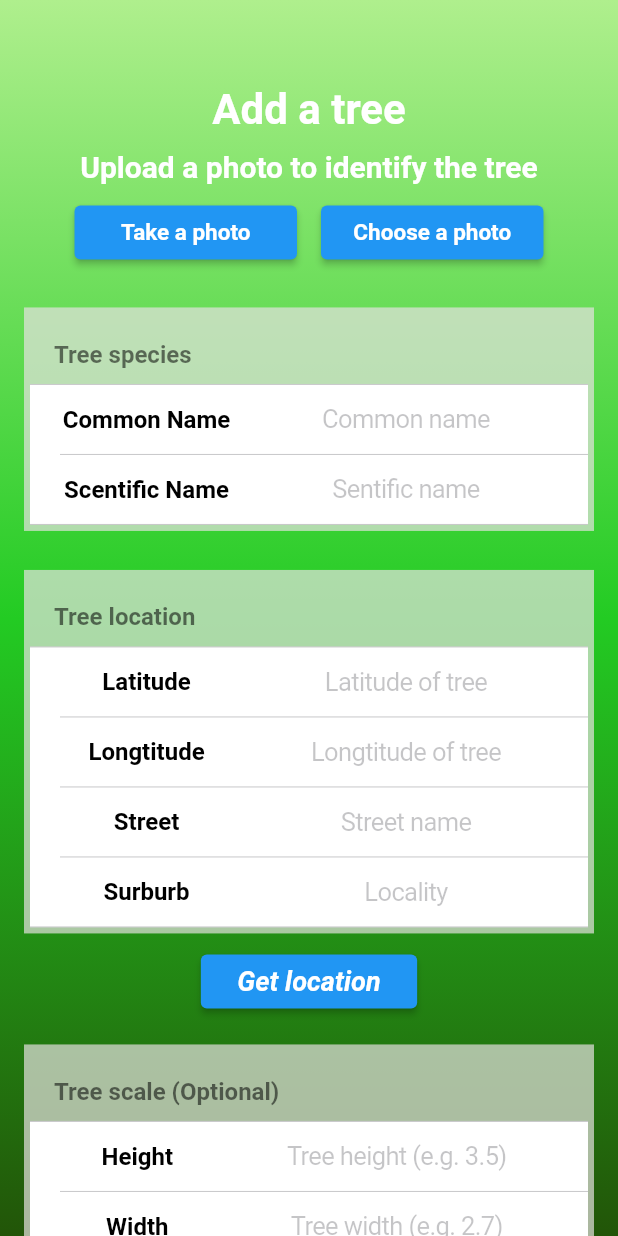
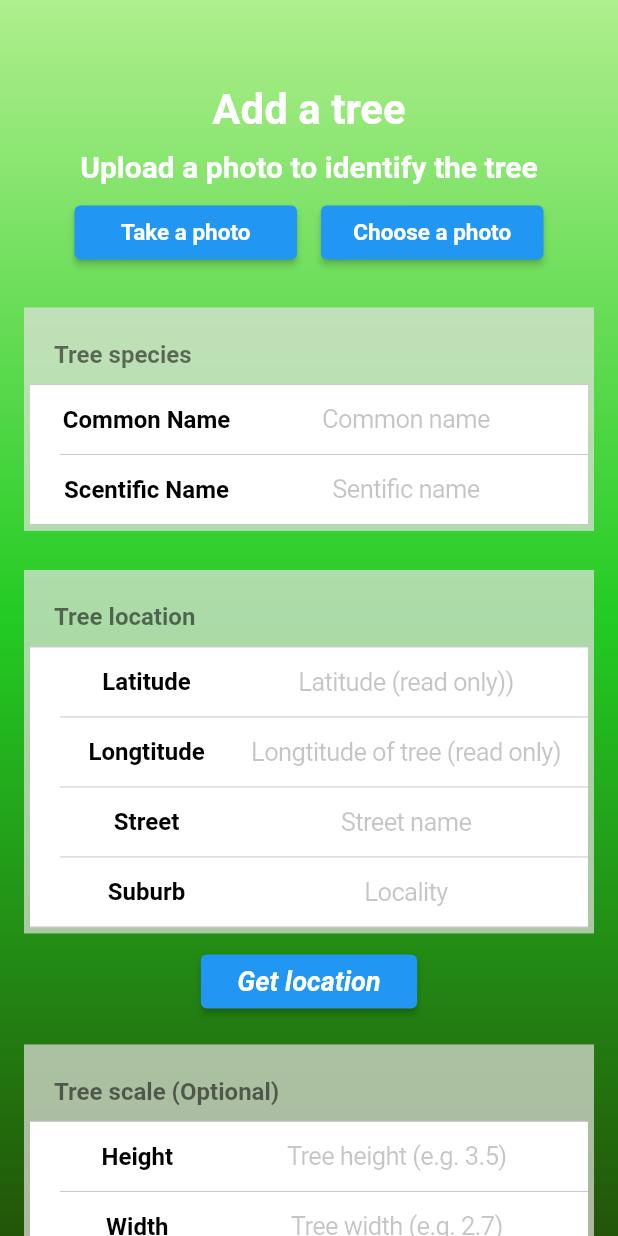
Before and after one commit to billzhao1030/Urban-Forest, a Flutter app: the AddTree screen opened directly, on a phone screen of 412 x 824 dp. Run offline on Flutter 3.47's test engine with Material 2 defaults, Android fonts, the phone set to English and light mode, and no system bars; our stand-ins replace animated_splash_screen, camera, cloud_firestore, firebase_auth, firebase_core, flutter_map and 6 more; accounts and stored records are empty.

Commit message:
access level create and form request class

```diff
--- a/lib/utils/reference.dart
+++ b/lib/utils/reference.dart
@@ -13,3 +13,6 @@ const apiAIRecognition = "https://my-api.plantnet.org/v2/identify/all?api-key=$a
 
 const String loggedInEmail = "UserEmail";
 const String loggedInPassword = "UserPassword";
+const String loggedInUID = "UserUID";
+
+int globalLevel = 1;
--- a/lib/view/account/sign_in.dart
+++ b/lib/view/account/sign_in.dart
@@ -167,6 +167,7 @@ class _SignInViewState extends State<SignInView> {
         final prefs = await SharedPreferences.getInstance();
         prefs.setString(loggedInEmail, _emailTextController.text.trim());
         prefs.setString(loggedInPassword, _passwordTextController.text.trim());
+        prefs.setString(loggedInUID, uid);
 
         Navigator.push(
           context,
--- a/lib/view/main_function/profile/profile.dart
+++ b/lib/view/main_function/profile/profile.dart
@@ -23,6 +23,8 @@ class _UserProfileState extends State<UserProfile> {
   @override
   void initState() {
     super.initState();
+
+    debugState("access level: $globalLevel");
 
     setState(() {
       email = user.email!;
--- a/lib/view/main_function/tree_form.dart/add_tree.dart
+++ b/lib/view/main_function/tree_form.dart/add_tree.dart
@@ -58,6 +58,8 @@ class _AddTreeState extends State<AddTree> {
   @override
   void initState() {
     super.initState();
+
+    debugState("access level: $globalLevel");
   }
 
   @override
@@ -221,10 +223,10 @@ class _AddTreeState extends State<AddTree> {
             margin: const EdgeInsets.all(4.0),
             children: [
               //latitude and longtitude
-              treeLocation("Latitude", "Latitude of tree", _latitudeController),
-              treeLocation("Longtitude", "Longtitude of tree", _longtitudeController),
+              treeLocation("Latitude", "Latitude (read only))", _latitudeController),
+              treeLocation("Longtitude", "Longtitude of tree (read only)", _longtitudeController),
               treeAddress("Street", "Street name", _streetNameController),
-              treeAddress("Surburb", "Locality", _surburbController)
+              treeAddress("Suburb", "Locality", _surburbController)
 
               //TODO:radio button of road/not, urban/empty
             ],
@@ -303,6 +305,7 @@ class _AddTreeState extends State<AddTree> {
                 //   )
                 // );
                 debugState("okay");
+
               }
             },
             child: formText("Submit", fontsize: 22, fontStyle: FontStyle.italic),
```
Also changed, not shown: lib/main.dart (+16 -0 lines), lib/provider/form_request.dart (+28 -0 lines), lib/view/main_function/tree_map_arcgis.dart (+7 -3 lines).
